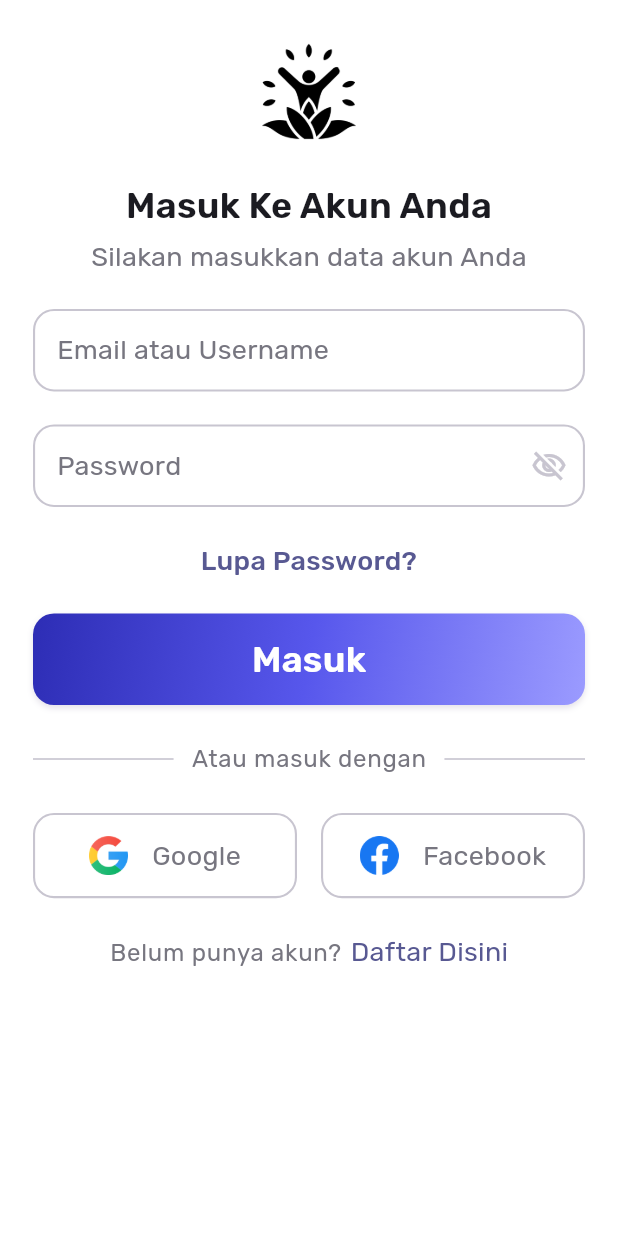
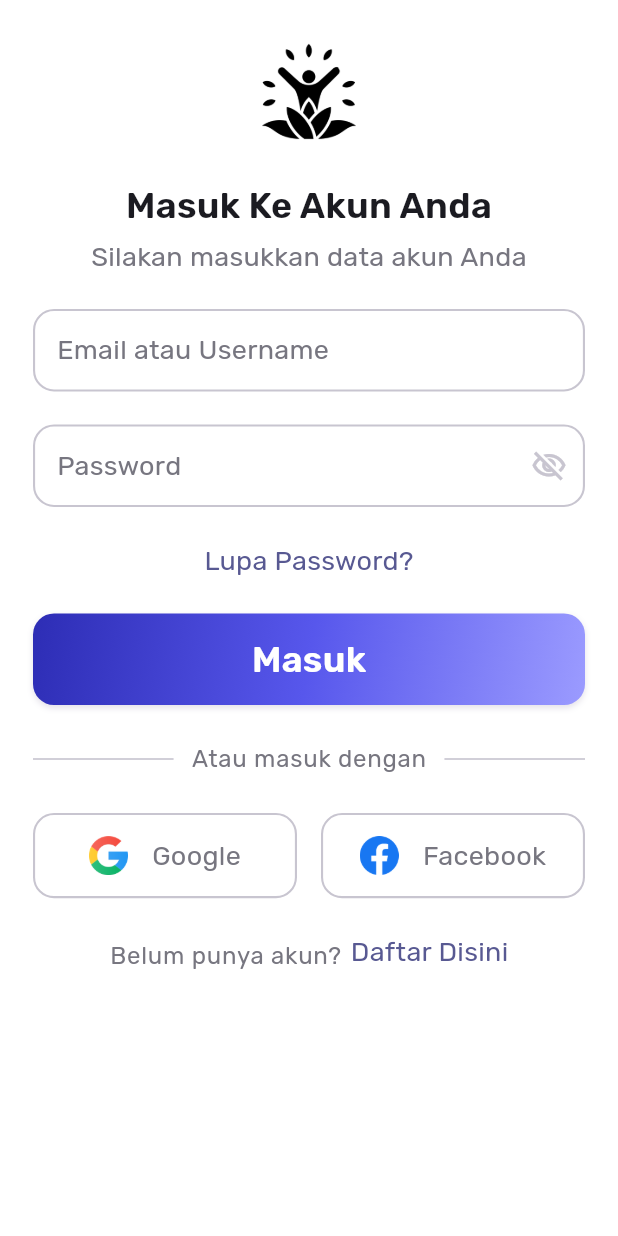
Before and after one commit to Vrynd/Sidipo_apps, a Flutter app: the screen it shows after launch, on a phone screen of 412 x 824 dp. Run offline on Flutter 3.47's test engine with Material 3 defaults, Android fonts, the light colour scheme and no system bars; our stand-ins replace google_fonts.

Commit message:
Menambahkan aksi ketika widget di tekan atau klik

```diff
--- /dev/null
+++ b/devtools_options.yaml
@@ -0,0 +1,3 @@
+description: This file stores settings for Dart & Flutter DevTools.
+documentation: https://docs.flutter.dev/tools/devtools/extensions#configure-extension-enablement-states
+extensions:
--- a/lib/components/template/auth/auth_button.dart
+++ b/lib/components/template/auth/auth_button.dart
@@ -1,8 +1,11 @@
 import 'package:flutter/material.dart';
+import 'package:provider/provider.dart';
+import 'package:sidipo_apps/provider/button_press_provider.dart';
 
 class AuthButton extends StatelessWidget {
   final String titleButton;
   final VoidCallback onTapButton;
+
   const AuthButton({
     super.key,
     required this.titleButton,
@@ -11,10 +14,20 @@ class AuthButton extends StatelessWidget {
 
   @override
   Widget build(BuildContext context) {
+    final isPressed = context.watch<ButtonPressProvider>().isPressed;
+
     return GestureDetector(
-      onTap: () {},
+      onTapDown: (_) => context.read<ButtonPressProvider>().press(),
+      onTapUp: (_) {
+        context.read<ButtonPressProvider>().release();
+        onTapButton();
+      },
+      onTapCancel: () => context.read<ButtonPressProvider>().release(),
+      child: AnimatedScale(
+        scale: isPressed ? 0.96 : 1.0,
+        duration: const Duration(milliseconds: 120),
         child: Container(
-        padding: EdgeInsets.only(top: 16, bottom: 16),
+          padding: const EdgeInsets.symmetric(vertical: 16),
           decoration: BoxDecoration(
             gradient: const LinearGradient(
               colors: [Color(0xFF2D2DB5), Color(0xFF5757EC), Color(0xFF9B9BFF)],
@@ -39,6 +52,7 @@ class AuthButton extends StatelessWidget {
             ),
           ),
         ),
+      ),
     );
   }
 }
--- a/lib/components/template/auth/auth_choice_option.dart
+++ b/lib/components/template/auth/auth_choice_option.dart
@@ -14,6 +14,9 @@ class AuthChoiceOption extends StatelessWidget {
   @override
   Widget build(BuildContext context) {
     return Expanded(
+      child: InkWell(
+        onTap: onTapChoiceOption,
+        borderRadius: BorderRadius.circular(14),
         child: Container(
           padding: const EdgeInsets.symmetric(vertical: 14),
           decoration: BoxDecoration(
@@ -39,6 +42,7 @@ class AuthChoiceOption extends StatelessWidget {
             ),
           ),
         ),
+      ),
     );
   }
 }
--- a/lib/components/template/auth/auth_redirect.dart
+++ b/lib/components/template/auth/auth_redirect.dart
@@ -1,37 +1,54 @@
-import 'package:flutter/gestures.dart';
 import 'package:flutter/material.dart';
+import 'package:provider/provider.dart';
+import 'package:sidipo_apps/provider/redirect_press_provider.dart';
+
 
 class AuthRedirect extends StatelessWidget {
   final String titleQuestion;
   final String titleAction;
   final void Function()? onTapRedirect;
+  final String pressKey; // key unik untuk provider
+
   const AuthRedirect({
     super.key,
     required this.titleQuestion,
     required this.titleAction,
     required this.onTapRedirect,
+    required this.pressKey,
   });
 
   @override
   Widget build(BuildContext context) {
+    final isPressed = context.watch<RedirectPressProvider>().isPressed(pressKey);
+
+    final questionStyle = Theme.of(context).textTheme.bodyLarge?.copyWith(
+      color: Theme.of(context).colorScheme.outline,
+    );
+    final actionStyle = Theme.of(context).textTheme.titleMedium?.copyWith(
+      color: Theme.of(context).colorScheme.primary,
+      fontWeight: isPressed ? FontWeight.w600 : FontWeight.normal,
+    );
+
     return Center(
       child: RichText(
         text: TextSpan(
           children: [
-            TextSpan(
-              text: titleQuestion,
-              style: Theme.of(context).textTheme.bodyLarge?.copyWith(
-                color: Theme.of(context).colorScheme.outline,
+            TextSpan(text: titleQuestion, style: questionStyle),
+            const WidgetSpan(child: SizedBox(width: 6)),
+            WidgetSpan(
+              child: GestureDetector(
+                onTapDown: (_) => context.read<RedirectPressProvider>().press(pressKey),
+                onTapUp: (_) {
+                  context.read<RedirectPressProvider>().release(pressKey);
+                  onTapRedirect?.call();
+                },
+                onTapCancel: () => context.read<RedirectPressProvider>().release(pressKey),
+                child: AnimatedDefaultTextStyle(
+                  duration: const Duration(milliseconds: 150),
+                  style: actionStyle!,
+                  child: Text(titleAction),
+                ),
               ),
-            ),
-            const WidgetSpan(child: SizedBox(width: 6)),
-            TextSpan(
-              text: titleAction,
-              style: Theme.of(context).textTheme.titleMedium
-                  ?.copyWith(
-                    color: Theme.of(context).colorScheme.primary,
-                  ),
-              recognizer: TapGestureRecognizer()..onTap = onTapRedirect,
             ),
           ],
         ),
--- a/lib/components/template/auth/auth_text_field.dart
+++ b/lib/components/template/auth/auth_text_field.dart
@@ -1,20 +1,20 @@
 import 'package:flutter/material.dart';
+import 'package:provider/provider.dart';
+import 'package:sidipo_apps/provider/show_password_provider.dart';
 
 class AuthTextField extends StatelessWidget {
   final TextEditingController controller;
   final String label;
-  final bool obscureText;
+  final bool isPassword; // pakai ini
   final TextInputType keyboardType;
-  final Widget? suffixIcon;
   final String? Function(String?)? validator;
 
   const AuthTextField({
     super.key,
     required this.controller,
     required this.label,
-    this.obscureText = false,
+    this.isPassword = false, // default false
     this.keyboardType = TextInputType.text,
-    this.suffixIcon,
     this.validator,
   });
 
@@ -27,22 +27,40 @@ class AuthTextField extends StatelessWidget {
 
   @override
   Widget build(BuildContext context) {
+    final showPassword = isPassword
+        ? context.watch<ShowHidePasswordProvider>().showHide
+        : false;
+
     return TextFormField(
       controller: controller,
-      obscureText: obscureText,
+      obscureText: isPassword ? showPassword : false,
       keyboardType: keyboardType,
       textInputAction: TextInputAction.done,
       validator: validator,
       style: Theme.of(context).textTheme.titleMedium?.copyWith(
-            color: Theme.of(context).colorScheme.onSurface,
-          ),
+        color: Theme.of(context).colorScheme.onSurface,
+      ),
       cursorColor: Theme.of(context).colorScheme.secondary,
       decoration: InputDecoration(
         labelText: label,
-        suffixIcon: suffixIcon,
+        suffixIcon: isPassword
+            ? GestureDetector(
+                onTap: () {
+                  context.read<ShowHidePasswordProvider>().showHide =
+                      !showPassword;
+                },
+                child: Icon(
+                  showPassword
+                      ? Icons.visibility_off_outlined
+                      : Icons.visibility_outlined,
+                  size: 24,
+                  color: Theme.of(context).colorScheme.outlineVariant,
+                ),
+              )
+            : null,
         labelStyle: Theme.of(context).textTheme.titleMedium?.copyWith(
-              color: Theme.of(context).colorScheme.outline,
-            ),
+          color: Theme.of(context).colorScheme.outline,
+        ),
         enabledBorder: inputBorder(
           context,
           Theme.of(context).colorScheme.outlineVariant,
@@ -51,10 +69,7 @@ class AuthTextField extends StatelessWidget {
           context,
           Theme.of(context).colorScheme.primary,
         ),
-        errorBorder: inputBorder(
-          context,
-          Theme.of(context).colorScheme.error,
-        ),
+        errorBorder: inputBorder(context, Theme.of(context).colorScheme.error),
         focusedErrorBorder: inputBorder(
           context,
           Theme.of(context).colorScheme.error,
--- a/lib/components/widget/forgot_password_widget.dart
+++ b/lib/components/widget/forgot_password_widget.dart
@@ -1,21 +1,39 @@
 import 'package:flutter/material.dart';
+import 'package:provider/provider.dart';
+import 'package:sidipo_apps/provider/redirect_press_provider.dart';
 
 class ForgotPasswordWidget extends StatelessWidget {
   final VoidCallback onTapLink;
+  final String pressKey; // key unik untuk provider
 
-  const ForgotPasswordWidget({super.key, required this.onTapLink});
+  const ForgotPasswordWidget({
+    super.key,
+    required this.onTapLink,
+    required this.pressKey,
+  });
 
   @override
   Widget build(BuildContext context) {
+    final isPressed = context.watch<RedirectPressProvider>().isPressed(pressKey);
+    final style = Theme.of(context).textTheme.titleMedium?.copyWith(
+      color: Theme.of(context).colorScheme.primary,
+      fontWeight: isPressed ? FontWeight.w600 : FontWeight.normal,
+    );
+
     return GestureDetector(
-      onTap: onTapLink,
-      child: Text(
-        'Lupa Password?',
-        style: Theme.of(context).textTheme.titleMedium?.copyWith(
-          color: Theme.of(context).colorScheme.primary,
-          fontWeight: FontWeight.w500,
+      onTapDown: (_) => context.read<RedirectPressProvider>().press(pressKey),
+      onTapUp: (_) {
+        context.read<RedirectPressProvider>().release(pressKey);
+        onTapLink();
+      },
+      onTapCancel: () => context.read<RedirectPressProvider>().release(pressKey),
+      child: AnimatedDefaultTextStyle(
+        duration: const Duration(milliseconds: 150),
+        style: style!,
+        child: Text(
+          'Lupa Password?',
+          textAlign: TextAlign.center,
         ),
-        textAlign: TextAlign.center,
       ),
     );
   }
--- /dev/null
+++ b/lib/provider/button_press_provider.dart
@@ -0,0 +1,17 @@
+import 'package:flutter/material.dart';
+
+class ButtonPressProvider with ChangeNotifier {
+  bool _isPressed = false;
+
+  bool get isPressed => _isPressed;
+
+  void press() {
+    _isPressed = true;
+    notifyListeners();
+  }
+
+  void release() {
+    _isPressed = false;
+    notifyListeners();
+  }
+}
--- /dev/null
+++ b/lib/provider/redirect_press_provider.dart
@@ -0,0 +1,17 @@
+import 'package:flutter/material.dart';
+
+class RedirectPressProvider with ChangeNotifier {
+  final Map<String, bool> _pressed = {};
+
+  bool isPressed(String key) => _pressed[key] ?? false;
+
+  void press(String key) {
+    _pressed[key] = true;
+    notifyListeners();
+  }
+
+  void release(String key) {
+    _pressed[key] = false;
+    notifyListeners();
+  }
+}
--- /dev/null
+++ b/lib/provider/show_password_provider.dart
@@ -0,0 +1,11 @@
+import 'package:flutter/material.dart';
+
+class ShowHidePasswordProvider extends ChangeNotifier {
+  bool _showHidePassword = true;
+  bool get showHide => _showHidePassword;
+
+  set showHide(bool value) {
+    _showHidePassword = value;
+    notifyListeners();
+  }
+}
--- a/lib/screens/auth/forgot_password_screen.dart
+++ b/lib/screens/auth/forgot_password_screen.dart
@@ -39,8 +39,7 @@ class _ForgotPasswordScreenState extends State<ForgotPasswordScreen> {
                 const SizedBox(height: 24),
                 const AuthHero(
                   title: 'Lupa Password?',
-                  subtitle:
-                      'Masukkan email Anda untuk reset password',
+                  subtitle: 'Masukkan email Anda untuk reset password',
                 ),
                 const SizedBox(height: 24),
                 AuthForm(
@@ -60,6 +59,7 @@ class _ForgotPasswordScreenState extends State<ForgotPasswordScreen> {
                 AuthRedirect(
                   titleQuestion: 'Ingat password Anda?',
                   titleAction: 'Masuk',
+                  pressKey: 'auth_redirect',
                   onTapRedirect: () => Navigator.pop(context),
                 ),
               ],
--- a/lib/screens/auth/login_screen.dart
+++ b/lib/screens/auth/login_screen.dart
@@ -61,12 +61,7 @@ class _LoginScreenState extends State<LoginScreen> {
                     AuthTextField(
                       label: 'Password',
                       controller: _passwordController,
-                      obscureText: true,
-                      suffixIcon: Icon(
-                        Icons.visibility_off_outlined,
-                        size: 24,
-                        color: Theme.of(context).colorScheme.outlineVariant,
-                      ),
+                      isPassword: true,
                       keyboardType: TextInputType.visiblePassword,
                       validator: (value) =>
                           value!.isEmpty ? 'Password Tidak boleh kosong' : null,
@@ -74,17 +69,21 @@ class _LoginScreenState extends State<LoginScreen> {
                   ],
                 ),
                 const SizedBox(height: 24),
-                ForgotPasswordWidget(onTapLink: _goToForgotPassword),
+                ForgotPasswordWidget(
+                  pressKey: 'forgot_password',
+                  onTapLink: _goToForgotPassword,
+                ),
                 const SizedBox(height: 24),
-                AuthButton(titleButton: 'Masuk', onTapButton: (){}),
+                AuthButton(titleButton: 'Masuk', onTapButton: () {}),
                 const SizedBox(height: 24),
-                DividerOptionWidget(label: 'Atau masuk dengan',),
+                DividerOptionWidget(label: 'Atau masuk dengan'),
                 const SizedBox(height: 24),
                 AuthOptionButton(),
                 const SizedBox(height: 24),
                 AuthRedirect(
                   titleQuestion: 'Belum punya akun?',
                   titleAction: 'Daftar Disini',
+                  pressKey: 'auth_redirec',
                   onTapRedirect: _goToRegister,
                 ),
               ],
--- a/pubspec.yaml
+++ b/pubspec.yaml
@@ -12,6 +12,7 @@ dependencies:
     sdk: flutter
   cupertino_icons: ^1.0.8
   google_fonts: ^6.3.1
+  provider: ^6.1.5+1
 
 dev_dependencies:
   flutter_test:
```
Also changed, not shown: lib/main.dart (+16 -2 lines), lib/screens/auth/register_screen.dart (+3 -7 lines), pubspec.lock. Lines whose indentation alone changed are shown as unchanged.
